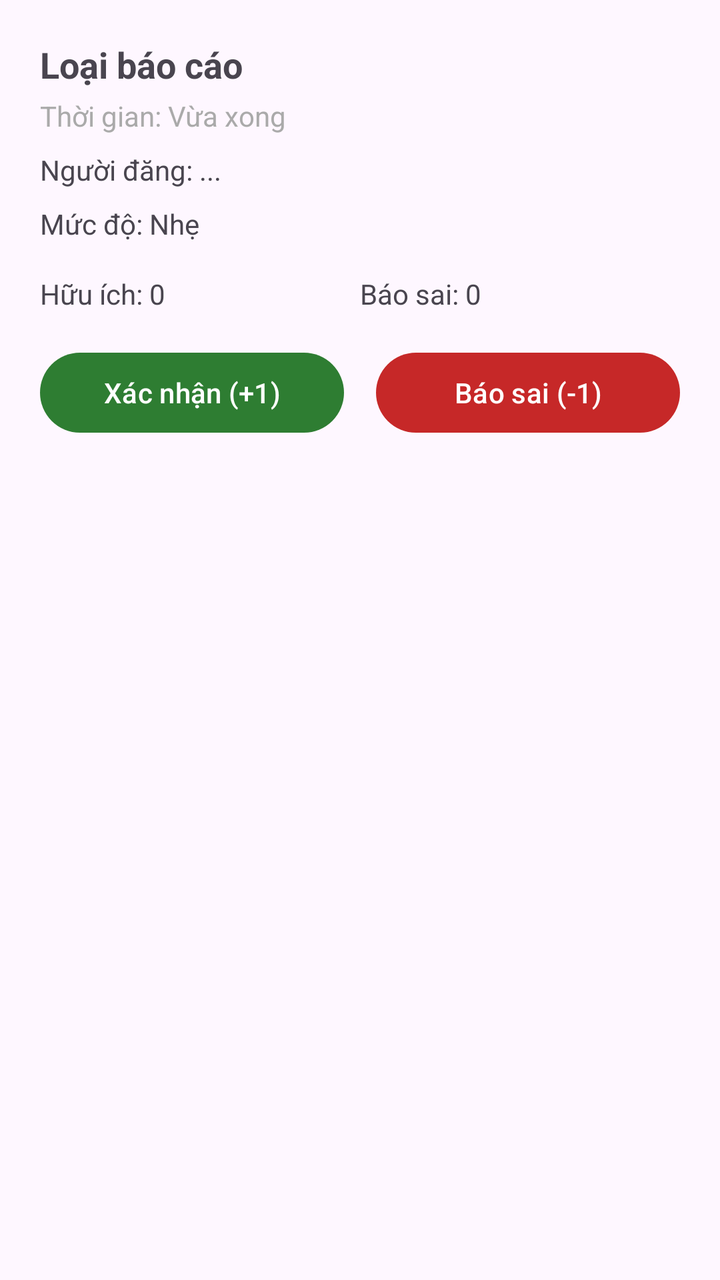
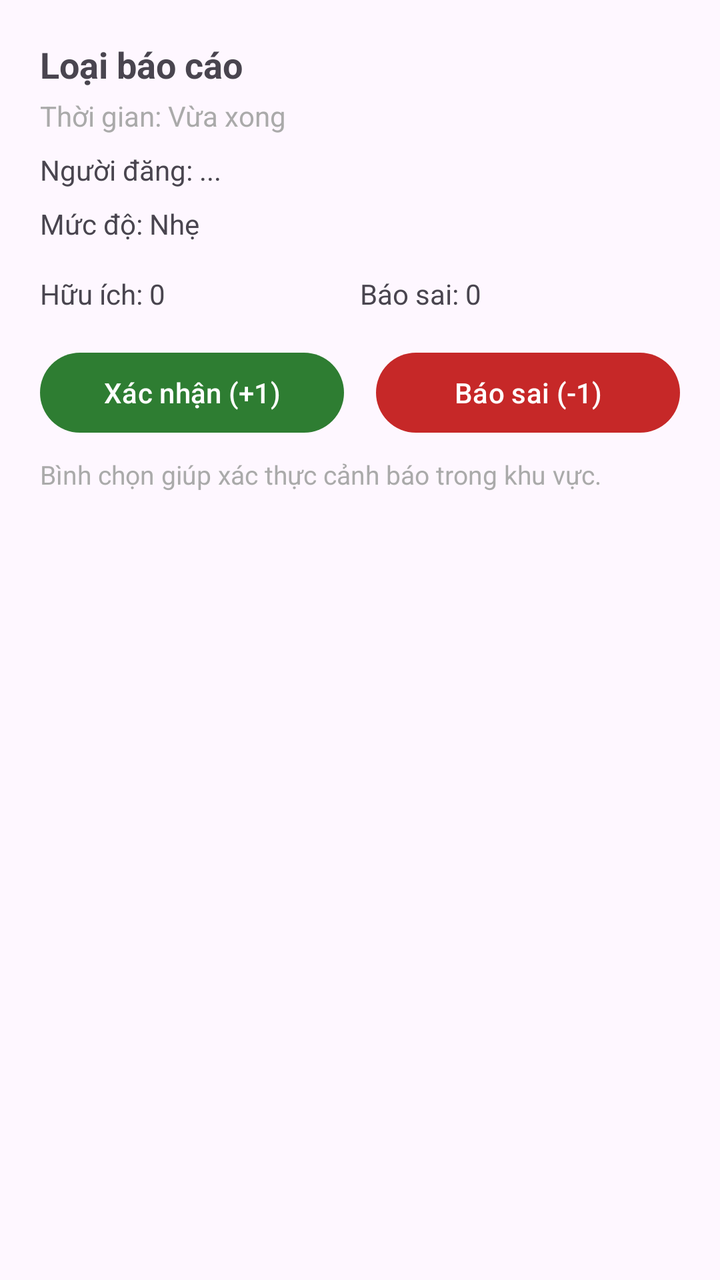

Screens rendered from an Android XML layout before and after an edit, with the pre-edit source and the edit as a unified diff.
<!-- AndroidManifest.xml: application theme Theme.WWarning -->
<!-- res/layout/sheet_report_detail.xml -->
<?xml version="1.0" encoding="utf-8"?>
<ScrollView xmlns:android="http://schemas.android.com/apk/res/android"
    xmlns:app="http://schemas.android.com/apk/res-auto"
    xmlns:tools="http://schemas.android.com/tools"
    android:layout_width="match_parent"
    android:layout_height="wrap_content"
    android:fillViewport="true">

    <LinearLayout
        android:layout_width="match_parent"
        android:layout_height="wrap_content"
        android:orientation="vertical"
        android:paddingStart="20dp"
        android:paddingTop="20dp"
        android:paddingEnd="20dp"
        android:paddingBottom="32dp">

        
        <LinearLayout
            android:id="@+id/llClusterSection"
            android:layout_width="match_parent"
            android:layout_height="wrap_content"
            android:orientation="vertical"
            android:visibility="gone">

            <TextView
                android:id="@+id/tvClusterTitle"
                android:layout_width="match_parent"
                android:layout_height="wrap_content"
                android:text="📍 Tổng hợp khu vực 500m"
                android:textColor="#5E35B1"
                android:textSize="18sp"
                android:textStyle="bold" />

            <TextView
                android:id="@+id/tvClusterSubtitle"
                android:layout_width="match_parent"
                android:layout_height="wrap_content"
                android:layout_marginTop="4dp"
                android:text="Chi tiết số lượng báo cáo và lượt vote của từng hiện tượng:"
                android:textColor="@android:color/darker_gray"
                android:textSize="13sp" />

            <com.google.android.material.button.MaterialButton
                android:id="@+id/btnDeleteAllMyInCluster"
                style="@style/Widget.MaterialComponents.Button.TextButton"
                android:layout_width="match_parent"
                android:layout_height="wrap_content"
                android:layout_marginTop="4dp"
                android:text="🗑️ Xóa tất cả báo cáo của tôi trong khu vực này"
                android:textColor="#D32F2F"
                android:visibility="gone" />

            <LinearLayout
                android:id="@+id/llClusterCategories"
                android:layout_width="match_parent"
                android:layout_height="wrap_content"
                android:layout_marginTop="12dp"
                android:orientation="vertical" />

            <View
                android:layout_width="match_parent"
                android:layout_height="1dp"
                android:layout_marginTop="16dp"
                android:layout_marginBottom="14dp"
                android:background="#E0E0E0" />

            <TextView
                android:id="@+id/tvDetailSectionHeader"
                android:layout_width="match_parent"
                android:layout_height="wrap_content"
                android:layout_marginBottom="8dp"
                android:text="Báo cáo tiêu biểu (chạm loại trên để đổi):"
                android:textColor="#757575"
                android:textSize="13sp"
                android:textStyle="bold" />
        </LinearLayout>

        <include layout="@layout/view_report_image" />

        <TextView
            android:id="@+id/tvReportCategory"
            android:layout_width="match_parent"
            android:layout_height="wrap_content"
            android:text="Loại báo cáo"
            android:textSize="18sp"
            android:textStyle="bold" />

        <TextView
            android:id="@+id/tvReportTime"
            android:layout_width="match_parent"
            android:layout_height="wrap_content"
            android:layout_marginTop="4dp"
            android:text="Thời gian: Vừa xong"
            android:textColor="@android:color/darker_gray"
            android:textSize="14sp" />

        <TextView
            android:id="@+id/tvReportAuthor"
            android:layout_width="match_parent"
            android:layout_height="wrap_content"
            android:layout_marginTop="8dp"
            android:text="Người đăng: ..."
            android:textSize="14sp" />

        <TextView
            android:id="@+id/tvReportSeverity"
            android:layout_width="wrap_content"
            android:layout_height="wrap_content"
            android:layout_marginTop="8dp"
            android:text="Mức độ: Nhẹ"
            android:textSize="14sp" />

        <LinearLayout
            android:layout_width="match_parent"
            android:layout_height="wrap_content"
            android:layout_marginTop="16dp"
            android:gravity="center_vertical"
            android:orientation="horizontal">

            <TextView
                android:id="@+id/tvUpvoteCount"
                android:layout_width="0dp"
                android:layout_height="wrap_content"
                android:layout_weight="1"
                android:text="Hữu ích: 0"
                android:textSize="14sp" />

            <TextView
                android:id="@+id/tvDownvoteCount"
                android:layout_width="0dp"
                android:layout_height="wrap_content"
                android:layout_weight="1"
                android:text="Báo sai: 0"
                android:textSize="14sp" />
        </LinearLayout>

        <LinearLayout
            android:layout_width="match_parent"
            android:layout_height="wrap_content"
            android:layout_marginTop="16dp"
            android:orientation="horizontal">

            <com.google.android.material.button.MaterialButton
                android:id="@+id/btnUpvote"
                android:layout_width="0dp"
                android:layout_height="wrap_content"
                android:layout_marginEnd="8dp"
                android:layout_weight="1"
                android:text="Xác nhận (+1)"
                android:textColor="@android:color/white"
                app:backgroundTint="#2E7D32" />

            <com.google.android.material.button.MaterialButton
                android:id="@+id/btnDownvote"
                android:layout_width="0dp"
                android:layout_height="wrap_content"
                android:layout_marginStart="8dp"
                android:layout_weight="1"
                android:text="Báo sai (-1)"
                android:textColor="@android:color/white"
                app:backgroundTint="#C62828" />
        </LinearLayout>

        <com.google.android.material.button.MaterialButton
            android:id="@+id/btnDeleteMyReport"
            style="@style/Widget.MaterialComponents.Button.OutlinedButton"
            android:layout_width="match_parent"
            android:layout_height="wrap_content"
            android:layout_marginTop="12dp"
            android:text="🗑️ Xóa báo cáo này"
            android:textColor="#D32F2F"
            android:visibility="gone"
            app:strokeColor="#D32F2F" />

        <com.google.android.material.button.MaterialButton
            android:id="@+id/btnBanAuthor"
            style="@style/Widget.MaterialComponents.Button.OutlinedButton"
            android:layout_width="match_parent"
            android:layout_height="wrap_content"
            android:layout_marginTop="8dp"
            android:text="🚫 Cấm người đăng"
            android:textColor="#B71C1C"
            android:visibility="gone"
            tools:visibility="visible"
            app:strokeColor="#B71C1C" />


    </LinearLayout>
</ScrollView>
<!-- res/layout/view_report_image.xml (included above) -->
<?xml version="1.0" encoding="utf-8"?>
<LinearLayout xmlns:android="http://schemas.android.com/apk/res/android"
    android:layout_width="match_parent"
    android:layout_height="wrap_content"
    android:orientation="vertical">

    <ImageView
        android:id="@+id/ivReportImage"
        android:layout_width="match_parent"
        android:layout_height="wrap_content"
        android:layout_marginBottom="8dp"
        android:adjustViewBounds="true"
        android:contentDescription="Ảnh hiện trường của báo cáo"
        android:maxHeight="240dp"
        android:scaleType="fitCenter"
        android:visibility="gone" />

    <Button
        android:id="@+id/btnAddImage"
        style="@style/Widget.MaterialComponents.Button.OutlinedButton"
        android:layout_width="match_parent"
        android:layout_height="wrap_content"
        android:layout_marginBottom="8dp"
        android:text="📷 Chụp ảnh hiện trường"
        android:visibility="gone" />
</LinearLayout>
<!-- resources referenced by this layout -->
<resources>
  <style name="Theme.WWarning" parent="Base.Theme.WWarning" />
  <style name="Base.Theme.WWarning" parent="Theme.Material3.DayNight.NoActionBar">
          
          
      </style>
</resources>

<!-- the commit's change to res/layout/sheet_report_detail.xml (unified diff, before → after) -->
@@ -47,7 +47,7 @@
                 android:layout_width="match_parent"
                 android:layout_height="wrap_content"
                 android:layout_marginTop="4dp"
-                android:text="🗑️ Xóa tất cả báo cáo của tôi trong khu vực này"
+                android:text="Xóa tất cả báo cáo của tôi trong khu vực này"
                 android:textColor="#D32F2F"
                 android:visibility="gone" />
 
@@ -162,13 +162,22 @@
                 app:backgroundTint="#C62828" />
         </LinearLayout>
 
+        <TextView
+            android:id="@+id/tvVoteHint"
+            android:layout_width="match_parent"
+            android:layout_height="wrap_content"
+            android:layout_marginTop="8dp"
+            android:text="Bình chọn giúp xác thực cảnh báo trong khu vực."
+            android:textColor="@android:color/darker_gray"
+            android:textSize="13sp" />
+
         <com.google.android.material.button.MaterialButton
             android:id="@+id/btnDeleteMyReport"
             style="@style/Widget.MaterialComponents.Button.OutlinedButton"
             android:layout_width="match_parent"
             android:layout_height="wrap_content"
             android:layout_marginTop="12dp"
-            android:text="🗑️ Xóa báo cáo này"
+            android:text="Xóa báo cáo này"
             android:textColor="#D32F2F"
             android:visibility="gone"
             app:strokeColor="#D32F2F" />
@@ -179,7 +188,7 @@
             android:layout_width="match_parent"
             android:layout_height="wrap_content"
             android:layout_marginTop="8dp"
-            android:text="🚫 Cấm người đăng"
+            android:text="Cấm người đăng"
             android:textColor="#B71C1C"
             android:visibility="gone"
             tools:visibility="visible"
@@ -212,6 +221,6 @@
         android:layout_width="match_parent"
         android:layout_height="wrap_content"
         android:layout_marginBottom="8dp"
-        android:text="📷 Chụp ảnh hiện trường"
+        android:text="Chụp ảnh hiện trường"
         android:visibility="gone" />
 </LinearLayout>
